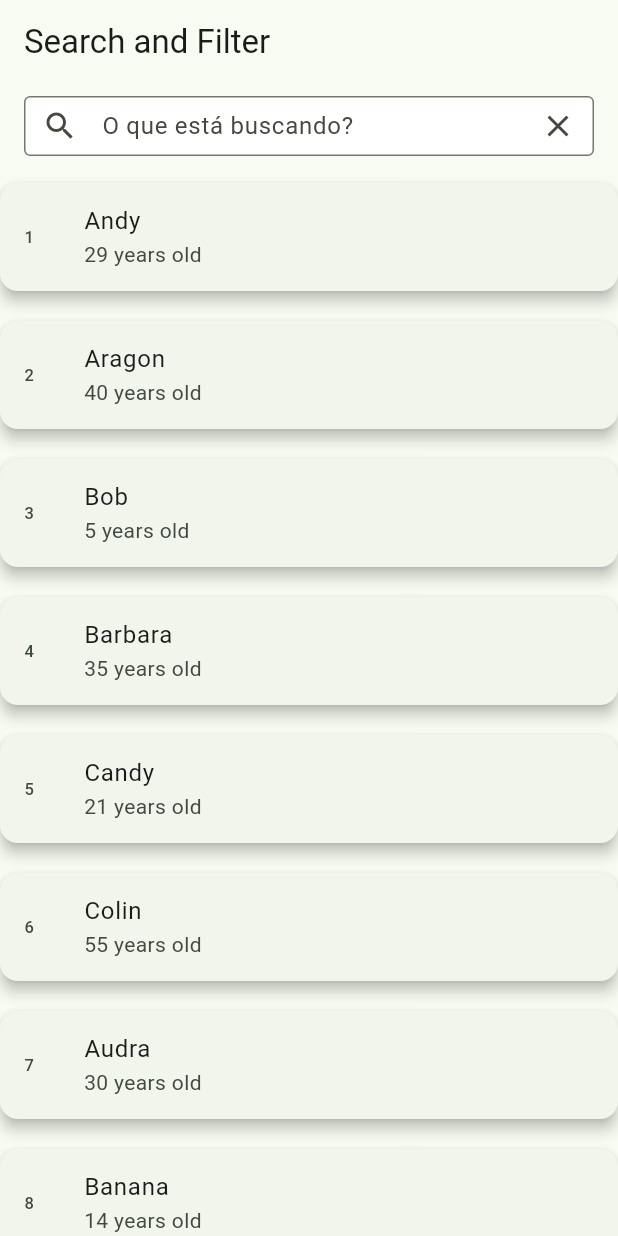
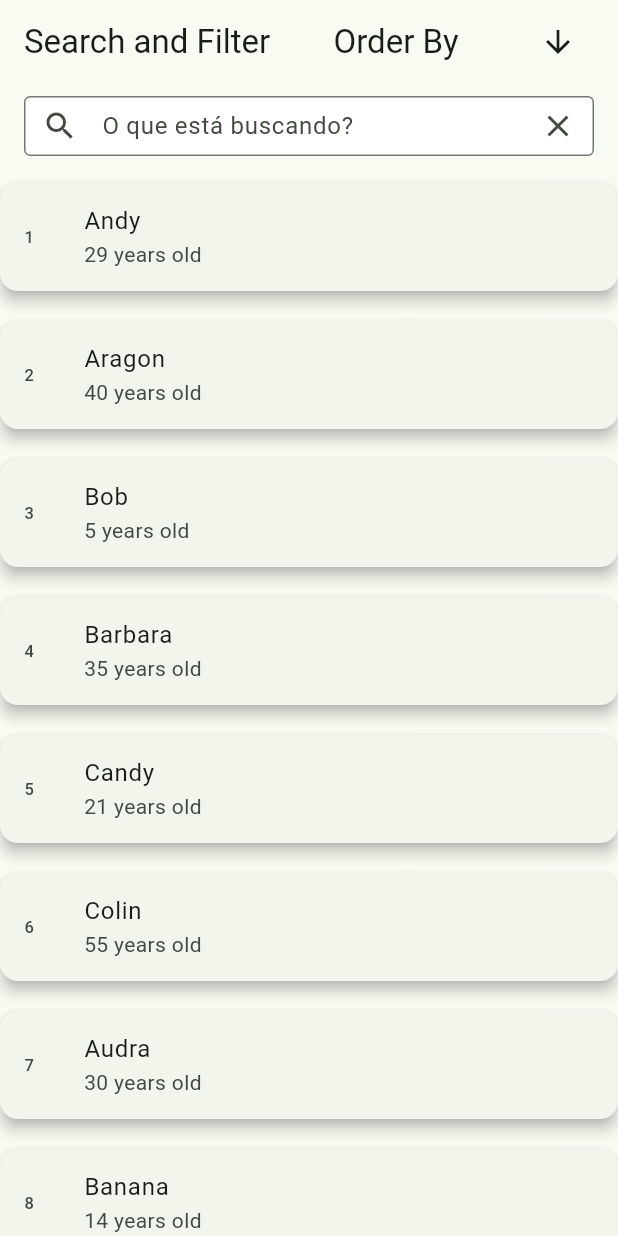
Before and after one commit to L1malucas/searchAndFilter, a Flutter app: the screen it shows after launch, on a phone screen of 412 x 824 dp. Run offline on Flutter 3.47's test engine with Material 2 defaults, Android fonts, the phone set to English and light mode, and no system bars.

Commit message:
feat: ordenação crescente e decrescente

```diff
--- a/lib/views/search_view.dart
+++ b/lib/views/search_view.dart
@@ -8,6 +8,7 @@ class SearchView extends StatefulWidget {
 }
 
 class _SearchViewState extends State<SearchView> {
+  bool ascendingOrderType = false;
   final List<Map<String, dynamic>> _allUsers = [
     {"id": 1, "name": "Andy", "age": 29},
     {"id": 2, "name": "Aragon", "age": 40},
@@ -54,6 +55,19 @@ class _SearchViewState extends State<SearchView> {
     });
   }
 
+  order(List list, bool ascendingType) {
+    if (ascendingType) {
+      final ordelyList =
+          _foundUsers.sort((a, b) => a["name"].compareTo(b["name"]));
+      // print(ordelyList);
+      return ordelyList;
+    } else {
+      final ordelyList =
+          _foundUsers.sort((a, b) => b["name"].compareTo(a["name"]));
+      return ordelyList;
+    }
+  }
+
   @override
   Widget build(BuildContext context) {
     return GestureDetector(
@@ -64,7 +78,22 @@ class _SearchViewState extends State<SearchView> {
           shrinkWrap: true,
           slivers: [
             SliverAppBar(
-              title: const Text('Search and Filter'),
+              title: Row(
+                mainAxisAlignment: MainAxisAlignment.spaceBetween,
+                children: [
+                  const Text('Search and Filter'),
+                  const Text('Order By'),
+                  IconButton(
+                      onPressed: () {
+                        ascendingOrderType = !ascendingOrderType;
+                        setState(() {});
+                        order(_foundUsers, ascendingOrderType);
+                      },
+                      icon: ascendingOrderType
+                          ? Icon(Icons.arrow_upward)
+                          : Icon(Icons.arrow_downward)),
+                ],
+              ),
               floating: true,
               pinned: true,
               snap: false,
```
